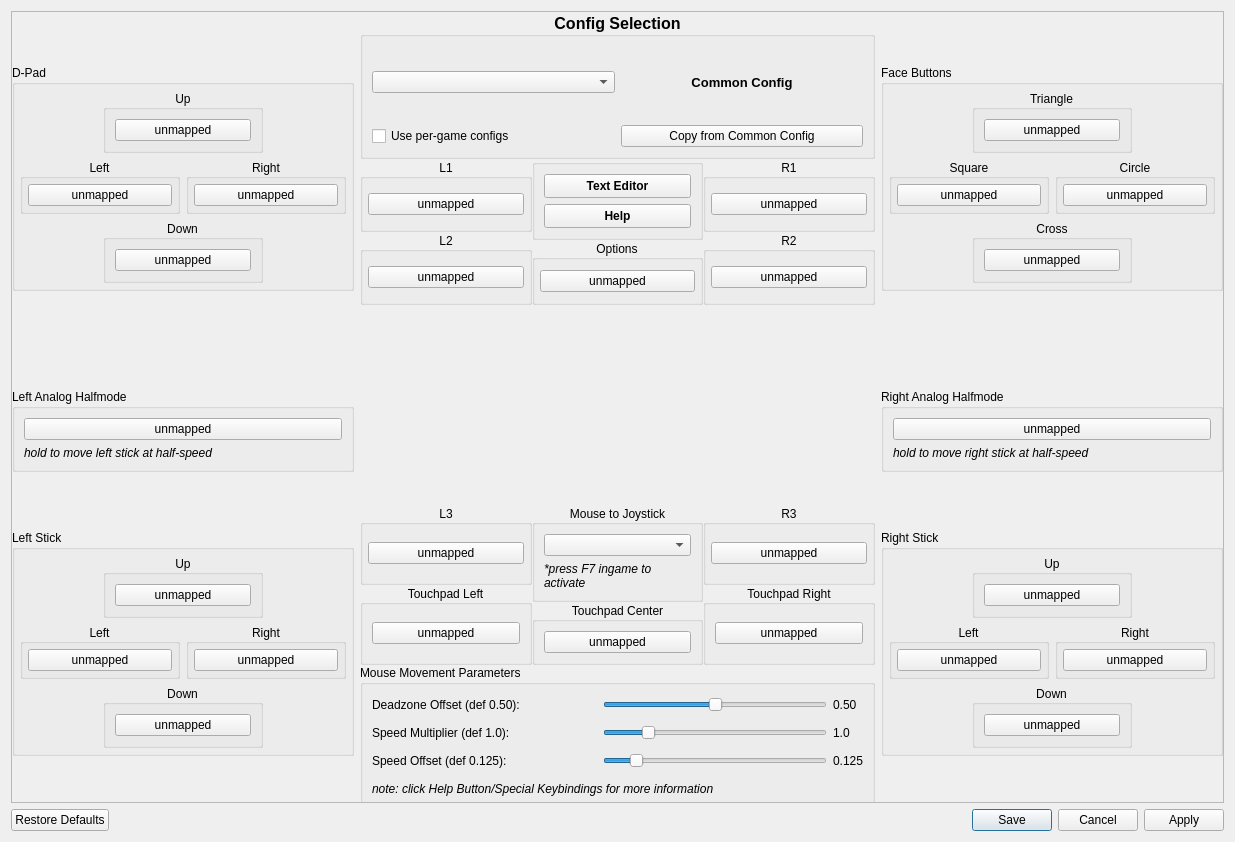
First picture: the form in src/qt_gui/kbm_gui.ui, repository shadps4-emu/shadps4-qtlauncher, before the edit.
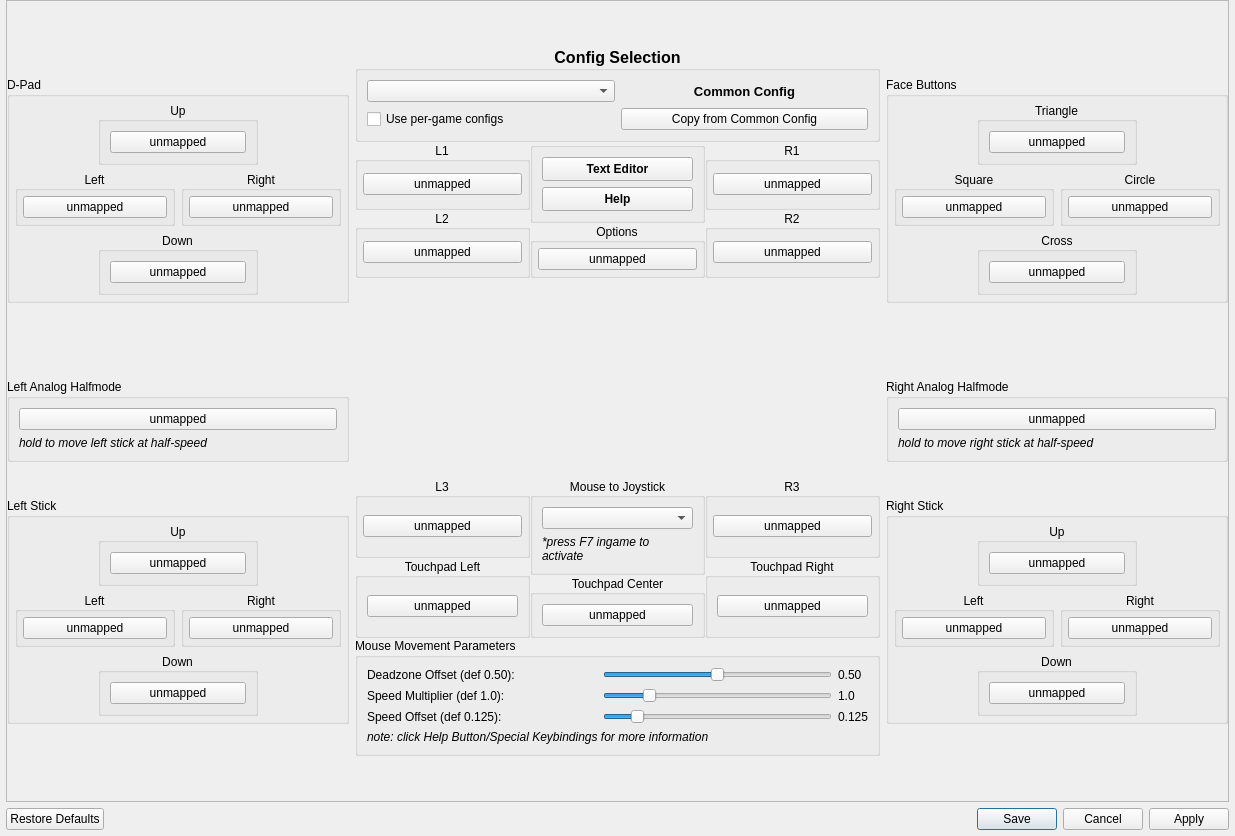
Second picture: the form after the edit. Icons and pictures are not drawn.

Commit message: Fix scroll area resizing for remapping guis (#193)

```diff
--- a/src/qt_gui/kbm_gui.ui
+++ b/src/qt_gui/kbm_gui.ui
@@ -12,7 +12,7 @@
     <x>0</x>
     <y>0</y>
     <width>1235</width>
-    <height>842</height>
+    <height>836</height>
    </rect>
   </property>
   <property name="sizePolicy">
@@ -31,6 +31,18 @@
    <bool>true</bool>
   </property>
   <layout class="QVBoxLayout" name="verticalLayout">
+   <property name="leftMargin">
+    <number>6</number>
+   </property>
+   <property name="topMargin">
+    <number>0</number>
+   </property>
+   <property name="rightMargin">
+    <number>6</number>
+   </property>
+   <property name="bottomMargin">
+    <number>6</number>
+   </property>
    <item>
     <widget class="QScrollArea" name="scrollArea">
      <property name="focusPolicy">
@@ -44,19 +56,24 @@
        <rect>
         <x>0</x>
         <y>0</y>
-        <width>1215</width>
-        <height>792</height>
+        <width>1207</width>
+        <height>827</height>
        </rect>
       </property>
-      <widget class="QWidget" name="layoutWidget">
-       <property name="geometry">
-        <rect>
-         <x>0</x>
-         <y>0</y>
-         <width>1211</width>
-         <height>800</height>
-        </rect>
+      <layout class="QVBoxLayout" name="verticalLayout_19">
+       <property name="leftMargin">
+        <number>0</number>
        </property>
+       <property name="topMargin">
+        <number>0</number>
+       </property>
+       <property name="rightMargin">
+        <number>0</number>
+       </property>
+       <property name="bottomMargin">
+        <number>0</number>
+       </property>
+       <item>
        <layout class="QHBoxLayout" name="RemapLayout">
         <item>
          <layout class="QVBoxLayout" name="verticalLayout_left">
@@ -2095,7 +2112,8 @@
          </layout>
         </item>
        </layout>
-      </widget>
+       </item>
+      </layout>
      </widget>
     </widget>
    </item>
```
Left out of the diff: 2 changed lines with no effect on the pictures. Lines whose indentation alone changed are shown as unchanged. The commit also changes 3 other files.
